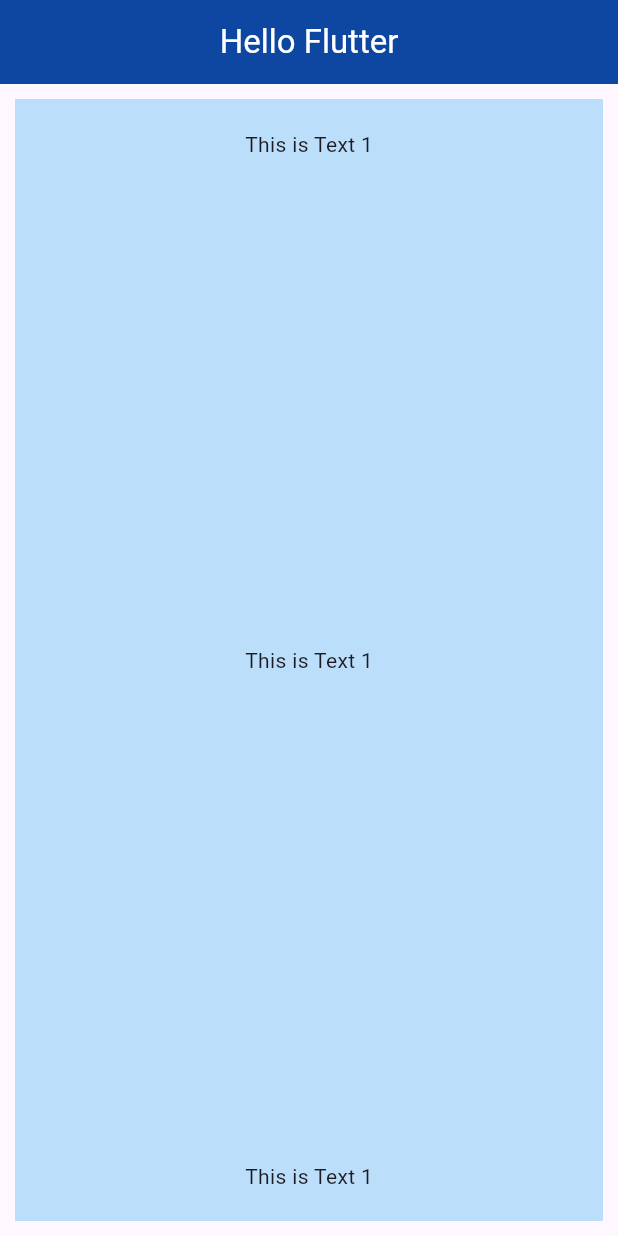
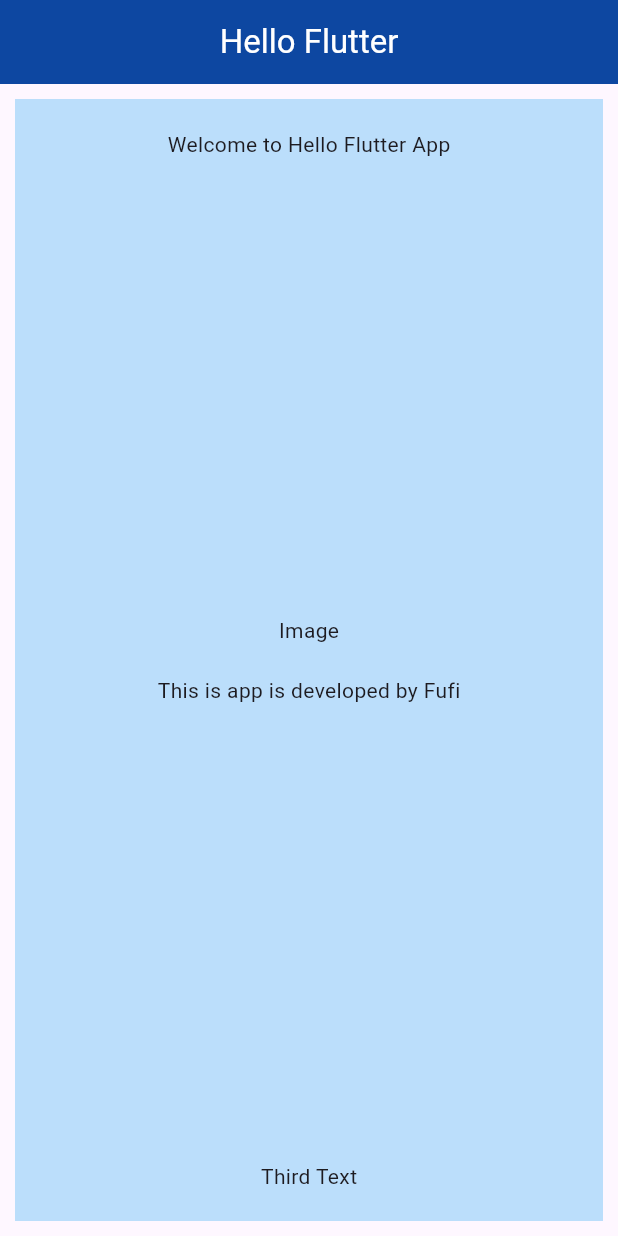
Before and after one commit to fufex3934/helloflutter, a Flutter app: the screen it shows after launch, on a phone screen of 412 x 824 dp. Run offline on Flutter 3.47's test engine with Material 3 defaults, Android fonts, the phone set to English and light mode, and no system bars.

```diff
--- a/lib/main.dart
+++ b/lib/main.dart
@@ -31,9 +31,15 @@ class MyApp extends StatelessWidget {
             mainAxisAlignment: MainAxisAlignment.spaceBetween,
             crossAxisAlignment: CrossAxisAlignment.center,
             children: [
-              Text("This is Text 1"),
-              Text("This is Text 1"),
-              Text("This is Text 1"),
+              Text("Welcome to Hello Flutter App"),
+              Column(
+                children: [
+                  Text("Image"),
+                  SizedBox(height: 20,),
+                  Text("This is app is developed by Fufi"),
+                ],
+              ),
+              Text("Third Text"),
             ],
           ),
         ),
```
